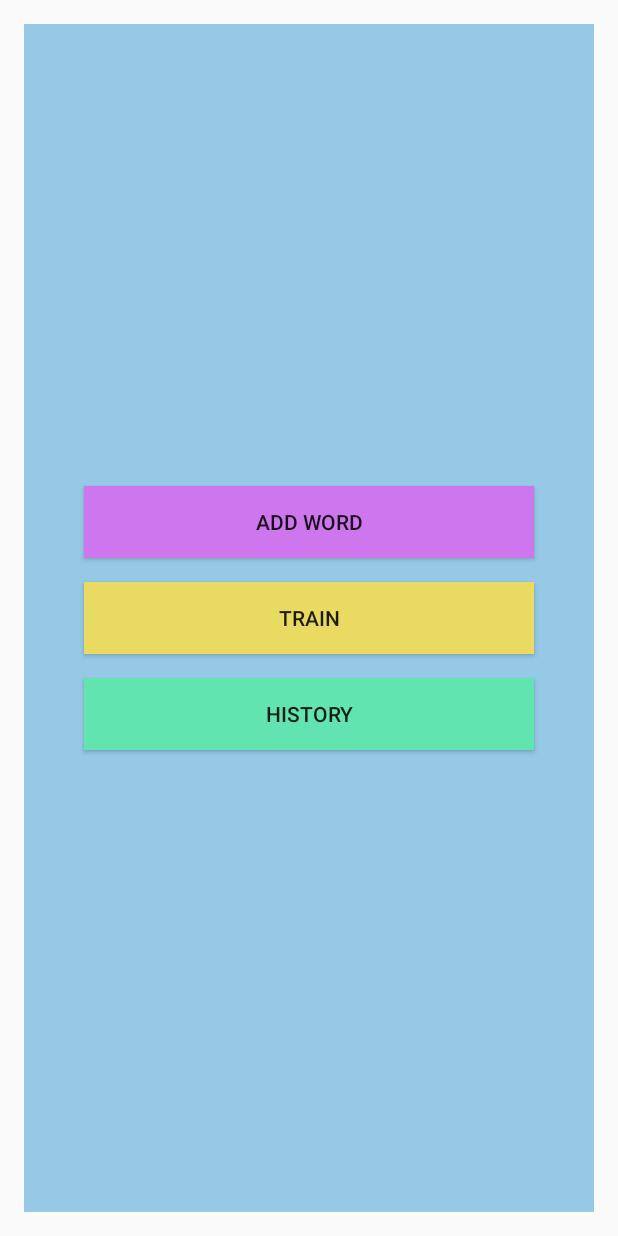
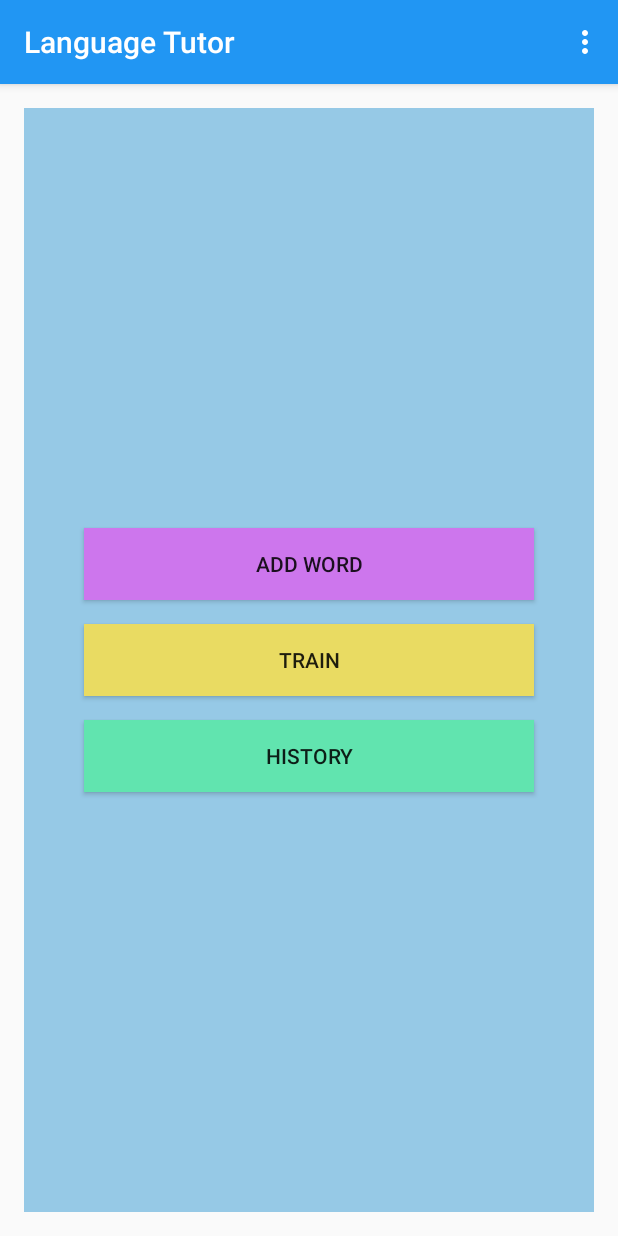
Before and after one commit to CodecoolGlobal/language-tutor-java-Enci21, an Android app: the screen it shows after launch (MainActivity), on a phone screen of 412 x 824 dp. Run offline under Robolectric (Android 15) with nearby library versions, the phone set to English and light mode, and no system bars; our stand-ins replace ButterKnife.

Commit message:
Set the action bar

```diff
--- a/languagetutor/app/src/main/res/values/styles.xml
+++ b/languagetutor/app/src/main/res/values/styles.xml
@@ -1,6 +1,6 @@
 <resources>
     <!-- Base application theme. -->
-    <style name="AppTheme" parent="Theme.AppCompat.Light.NoActionBar">
+    <style name="AppTheme" parent="Theme.AppCompat.Light.DarkActionBar">
         <!-- Customize your theme here. -->
         <item name="colorPrimary">@color/colorPrimary</item>
         <item name="colorPrimaryDark">@color/colorPrimaryDark</item>
```
